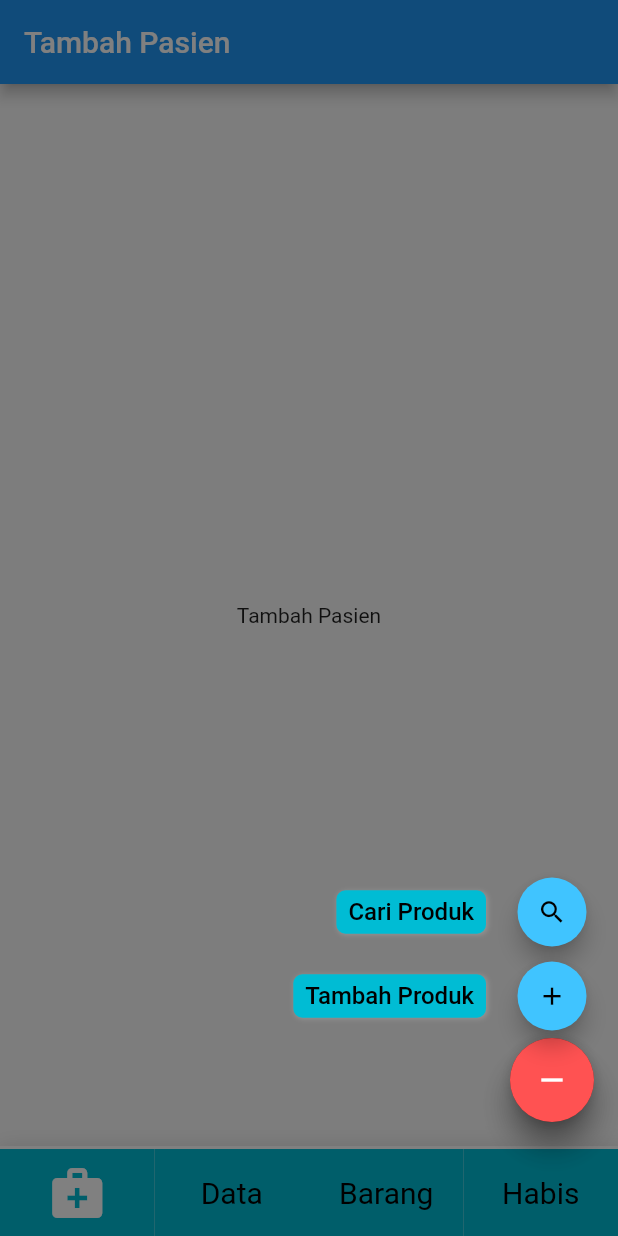
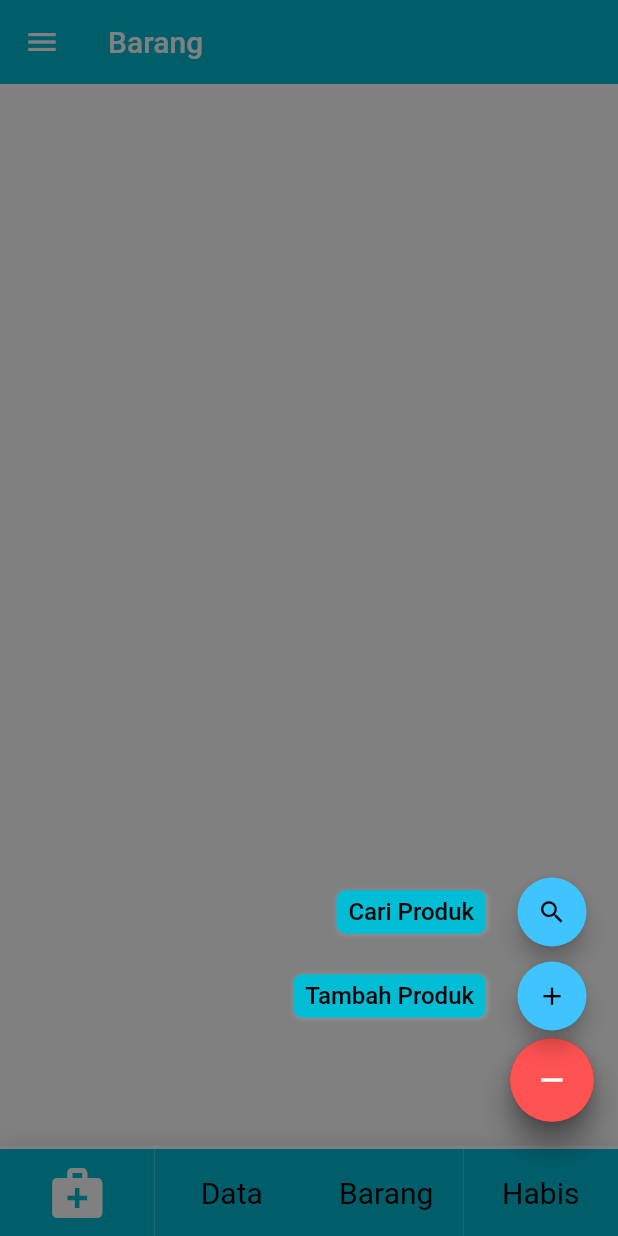
Before and after one commit to EvanderChristianDumalang/warehouse, a Flutter app: the screen it shows once a user with an empty profile is signed in, after a tap on the "add" icon, on a phone screen of 412 x 824 dp. Run offline on Flutter 3.47's test engine with Material 2 defaults, Android fonts, the phone set to English and light mode, and no system bars; drawn by our look-alikes of flutter_speed_dial, titled_navigation_bar; our stand-ins replace cloud_firestore, firebase_auth, firebase_core; accounts and stored records are empty.

Commit message:
Update #1

```diff
--- a/lib/screens/bottomNav.dart
+++ b/lib/screens/bottomNav.dart
@@ -1,7 +1,5 @@
-import 'package:database/screens/page/Database/inventory.dart';
-import 'package:database/screens/page/Database/stock.dart';
-import 'package:database/screens/page/Patient/addPatient.dart';
-import 'package:database/screens/page/Patient/dataPatient.dart';
+import 'package:database/screens/page/inventory.dart';
+import 'package:database/screens/page/stock.dart';
 import 'package:database/screens/speedDial.dart';
 import 'package:flutter/material.dart';
 import 'package:titled_navigation_bar/titled_navigation_bar.dart';
@@ -19,7 +17,7 @@ class Home extends StatefulWidget {
 class _HomeState extends State<Home> {
   int _currentIndex = 0;
 
-  final List<Widget> tabs = [ const AddPatient(), const DataPatient(), const Inventory(), Stock()];
+  final List<Widget> tabs = [const Inventory(), Stock()];
 
   final List<TitledNavigationBarItem> items = [
     TitledNavigationBarItem(
--- a/lib/screens/page/Patient/addPatient.dart
+++ /dev/null
@@ -1,17 +0,0 @@
-import 'package:flutter/material.dart';
-
-class AddPatient extends StatelessWidget {
-  const AddPatient({super.key});
-
-  @override
-  Widget build(BuildContext context) {
-    return Scaffold(
-      appBar: AppBar(
-        title: const Text('Tambah Pasien'),
-      ),
-      body: const Center(
-        child: Text('Tambah Pasien'),
-      ),
-    );
-  }
-}
--- a/lib/screens/page/Patient/dataPatient.dart
+++ /dev/null
@@ -1,17 +0,0 @@
-import 'package:flutter/material.dart';
-
-class DataPatient extends StatelessWidget {
-  const DataPatient({super.key});
-
-  @override
-  Widget build(BuildContext context) {
-    return Scaffold(
-      appBar: AppBar(
-        title: const Text('Data Pasien'),
-      ),
-      body: const Center(
-        child: Text('Data Pasien'),
-      ),
-    );
-  }
-}
--- a/lib/screens/page/Database/inventory.dart
+++ b/lib/screens/page/inventory.dart
@@ -1,5 +1,5 @@
 import 'package:cloud_firestore/cloud_firestore.dart';
-import 'package:database/screens/page/Database/update.dart';
+import 'package:database/screens/page/update.dart';
 import 'package:database/util.dart';
 import 'package:flutter/material.dart';
 
--- a/lib/screens/speedDial.dart
+++ b/lib/screens/speedDial.dart
@@ -1,4 +1,4 @@
-import 'package:database/screens/page/Database/addDatabase.dart';
+import 'package:database/screens/page/addDatabase.dart';
 import 'package:flutter/material.dart';
 import 'package:flutter_speed_dial/flutter_speed_dial.dart';
 
```
Also changed, not shown: lib/screens/page/addDatabase.dart (renamed from lib/screens/page/Database/addDatabase.dart), lib/screens/page/search.dart (renamed from lib/screens/page/Database/search.dart), lib/screens/page/stock.dart (renamed from lib/screens/page/Database/stock.dart), lib/screens/page/update.dart (renamed from lib/screens/page/Database/update.dart), pubspec.lock.
